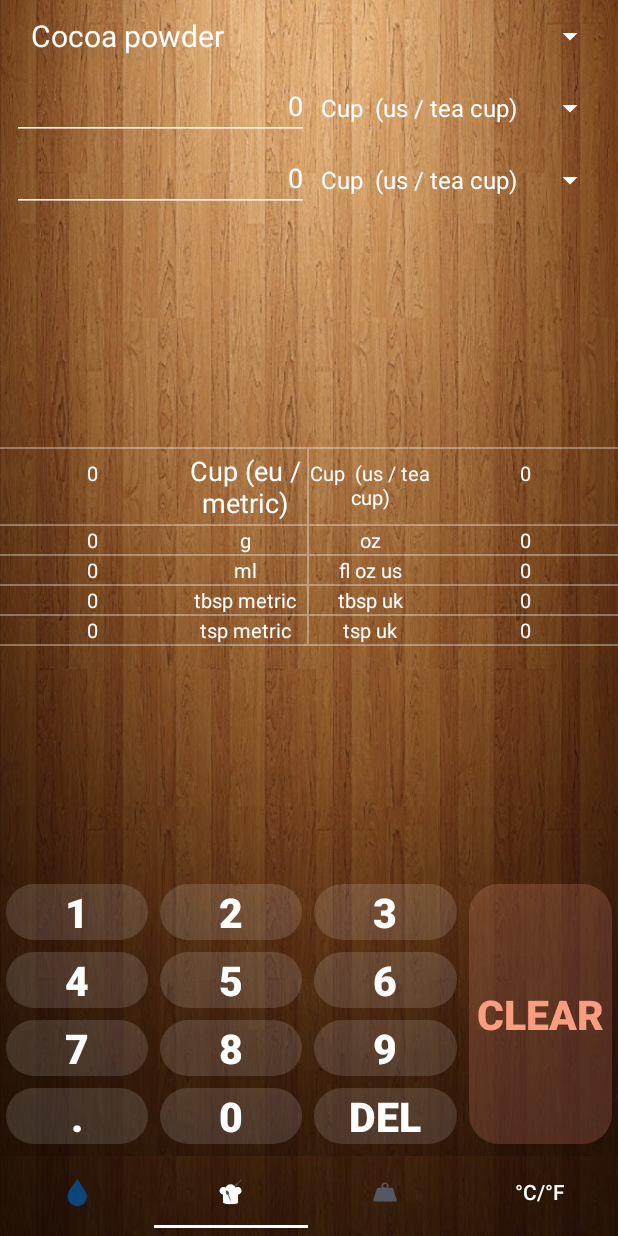
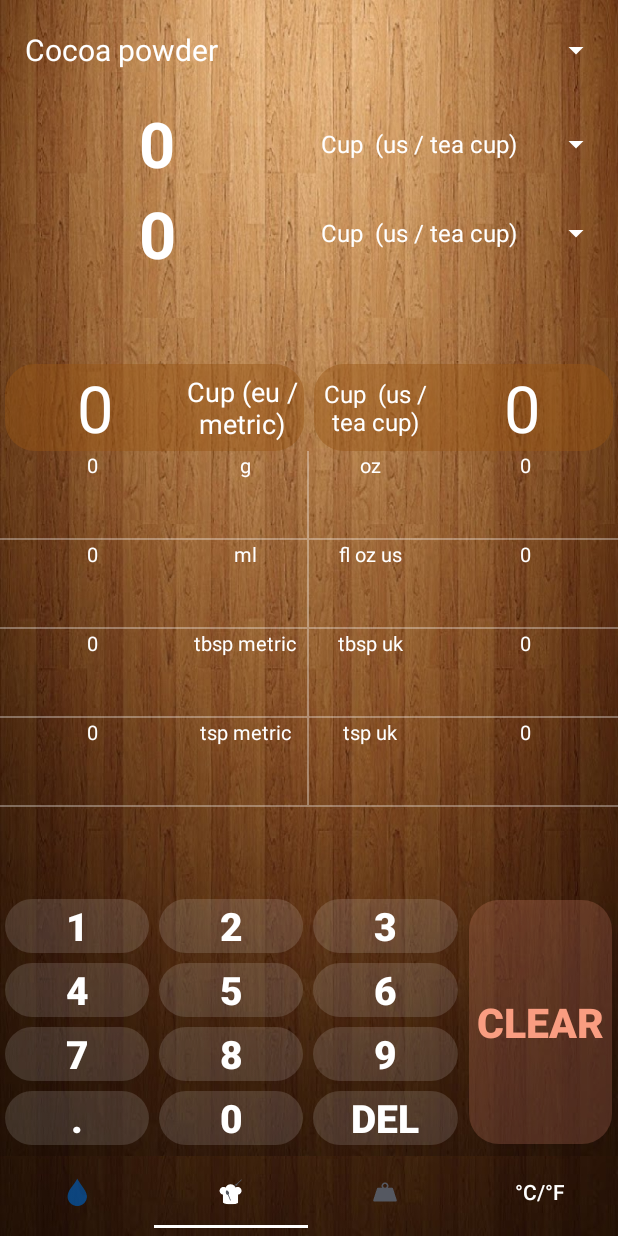
Before and after one commit to ExceptionTeam17/BestCookingConverter, an Android app: the screen it shows after launch (MainActivity), on a phone screen of 412 x 824 dp. Run offline under Robolectric (Android 15) with nearby library versions, the phone set to English and light mode, and no system bars; our stand-ins replace AdMob; 1 statement that could not run was skipped.

Commit message:
redesign part 1

```diff
--- a/app/src/main/java/com/exceptionteam17/bestcookingconverter/fragments/HardFragment.java
+++ b/app/src/main/java/com/exceptionteam17/bestcookingconverter/fragments/HardFragment.java
@@ -35,7 +35,7 @@ public final class HardFragment extends Fragment implements View.OnClickListener
 
     private View view;
     private Spinner mainSpin, firstSpin, secondSpin;
-    private EditText editFrom, editTo;
+    private TextView editFrom, editTo;
     private TextView title, vol_1, name_1,  vol_2, name_2,  vol_3, name_3,  vol_4, name_4,  vol_5, name_5,  vol_6, name_6,
             vol_7, name_7,  vol_8, name_8,  vol_9, name_9,  vol_10, name_10;
     private Button btn_1, btn_2, btn_3, btn_4, btn_5, btn_6, btn_7, btn_8, btn_9, btn_0, btn_dot, btn_del, btn_clear;
@@ -62,7 +62,7 @@ public final class HardFragment extends Fragment implements View.OnClickListener
 
         editFrom = view.findViewById(R.id.con_edit_1);
         editFrom.setText("0");
-        editFrom.getBackground().setColorFilter(ContextCompat.getColor(view.getContext(), R.color.textColor), PorterDuff.Mode.SRC_ATOP);
+//        editFrom.getBackground().setColorFilter(ContextCompat.getColor(view.getContext(), R.color.textColor), PorterDuff.Mode.SRC_ATOP);
         editTo = view.findViewById(R.id.con_edit_2);
         editTo.setVisibility(View.GONE);
 
--- a/app/src/main/java/com/exceptionteam17/bestcookingconverter/fragments/LiquidFragment.java
+++ b/app/src/main/java/com/exceptionteam17/bestcookingconverter/fragments/LiquidFragment.java
@@ -35,7 +35,7 @@ public final class LiquidFragment extends Fragment implements View.OnClickListen
 
     private View view;
     private Spinner mainSpin, firstSpin, secondSpin;
-    private EditText editFrom, editTo;
+    private TextView editFrom, editTo;
     private TextView title, vol_1, name_1,  vol_2, name_2,  vol_3, name_3,  vol_4, name_4,  vol_5, name_5,  vol_6, name_6,
             vol_7, name_7,  vol_8, name_8,  vol_9, name_9,  vol_10, name_10;
     private Button btn_1, btn_2, btn_3, btn_4, btn_5, btn_6, btn_7, btn_8, btn_9, btn_0, btn_dot, btn_del, btn_clear;
@@ -61,10 +61,10 @@ public final class LiquidFragment extends Fragment implements View.OnClickListen
 
         editFrom = view.findViewById(R.id.con_edit_1);
         editFrom.setText("0");
-        editFrom.getBackground().setColorFilter(ContextCompat.getColor(view.getContext(), R.color.textColor), PorterDuff.Mode.SRC_ATOP);
+//        editFrom.getBackground().setColorFilter(ContextCompat.getColor(view.getContext(), R.color.textColor), PorterDuff.Mode.SRC_ATOP);
         editTo = view.findViewById(R.id.con_edit_2);
         editTo.setText("0");
-        editTo.getBackground().setColorFilter(ContextCompat.getColor(view.getContext(), R.color.textColor), PorterDuff.Mode.SRC_ATOP);
+//        editTo.getBackground().setColorFilter(ContextCompat.getColor(view.getContext(), R.color.textColor), PorterDuff.Mode.SRC_ATOP);
 
         title = view.findViewById(R.id.con_title);
         title.setText(R.string.liquids);
--- a/app/src/main/java/com/exceptionteam17/bestcookingconverter/fragments/MassFragment.java
+++ b/app/src/main/java/com/exceptionteam17/bestcookingconverter/fragments/MassFragment.java
@@ -37,7 +37,7 @@ public final class MassFragment extends Fragment implements View.OnClickListener
 
     private View view;
     private Spinner mainSpin, firstSpin, secondSpin;
-    private EditText editFrom, editTo;
+    private TextView editFrom, editTo;
     private TextView title, vol_1, name_1,  vol_2, name_2,  vol_3, name_3,  vol_4, name_4,  vol_5, name_5,  vol_6, name_6,
             vol_7, name_7,  vol_8, name_8,  vol_9, name_9,  vol_10, name_10;
     private Button btn_1, btn_2, btn_3, btn_4, btn_5, btn_6, btn_7, btn_8, btn_9, btn_0, btn_dot, btn_del, btn_clear;
@@ -66,10 +66,10 @@ public final class MassFragment extends Fragment implements View.OnClickListener
 
         editFrom = view.findViewById(R.id.con_edit_1);
         editFrom.setText("0");
-        editFrom.getBackground().setColorFilter(ContextCompat.getColor(view.getContext(), R.color.textColor), PorterDuff.Mode.SRC_ATOP);
+//        editFrom.getBackground().setColorFilter(ContextCompat.getColor(view.getContext(), R.color.textColor), PorterDuff.Mode.SRC_ATOP);
         editTo = view.findViewById(R.id.con_edit_2);
         editTo.setText("0");
-        editTo.getBackground().setColorFilter(ContextCompat.getColor(view.getContext(), R.color.textColor), PorterDuff.Mode.SRC_ATOP);
+//        editTo.getBackground().setColorFilter(ContextCompat.getColor(view.getContext(), R.color.textColor), PorterDuff.Mode.SRC_ATOP);
 
         title = view.findViewById(R.id.con_title);
         title.setVisibility(View.GONE);
--- /dev/null
+++ b/app/src/main/res/drawable-xxxhdpi/shape_round_values_background_small.xml
@@ -0,0 +1,7 @@
+<?xml version="1.0" encoding="utf-8"?>
+<shape xmlns:android="http://schemas.android.com/apk/res/android">
+
+    <solid android:color="#77965514"/>
+    <corners
+        android:radius="15dp"/>
+</shape>
--- a/app/src/main/res/layout/convertor_layout.xml
+++ b/app/src/main/res/layout/convertor_layout.xml
@@ -17,67 +17,40 @@
         android:layout_marginEnd="8dp"
         android:layout_marginRight="8dp"
         android:textColor="@color/textColor"
-        android:textSize="22sp"
+        android:textSize="24sp"
+        android:textStyle="bold"
         android:text="@string/liquids"/>
 
     <Spinner
         android:id="@+id/con_spinner_main"
         android:layout_width="match_parent"
-        android:layout_height="wrap_content"
+        android:layout_height="0dp"
+        android:layout_weight="1.1"
         android:textColor="@color/textColor"
         android:backgroundTint="@color/textColor"
-        android:layout_marginStart="8dp"
-        android:layout_marginLeft="8dp"
-        android:layout_marginEnd="8dp"
-        android:layout_marginRight="8dp"/>
+        android:layout_marginStart="4dp"
+        android:layout_marginLeft="4dp"
+        android:layout_marginEnd="4dp"
+        android:layout_marginRight="4dp"
+        android:layout_marginTop="2dp"/>
 
     <LinearLayout
         android:layout_width="match_parent"
-        android:layout_height="wrap_content"
+        android:layout_height="0dp"
+        android:layout_weight="1"
         android:orientation="horizontal"
-        android:layout_marginStart="8dp"
-        android:layout_marginLeft="8dp"
-        android:layout_marginEnd="8dp"
-        android:layout_marginRight="8dp">
+        android:gravity="center"
+        android:layout_gravity="center"
+        android:layout_marginTop="2dp"
+        android:layout_marginStart="4dp"
+        android:layout_marginLeft="4dp"
+        android:layout_marginEnd="4dp"
+        android:layout_marginRight="4dp">
 
-        <EditText
+        <androidx.appcompat.widget.AppCompatTextView
             android:id="@+id/con_edit_1"
             android:layout_width="0dp"
-            android:layout_height="wrap_content"
-            android:layout_weight="1"
-            android:focusable="false"
-            android:clickable="false"
-            android:focusableInTouchMode="false"
-            android:longClickable="false"
-            android:text="0"
-            android:textAlignment="textEnd"
-            android:textColor="@color/textColor"
-            android:backgroundTint="@color/linesValues"
-            android:layout_gravity="end"/>
-
-        <Spinner
-            android:id="@+id/con_spiner_1"
-            android:layout_width="0dp"
-            android:layout_height="wrap_content"
-            android:layout_gravity="center"
-            android:textColor="@color/textColor"
-            android:backgroundTint="@color/textColor"
-            android:layout_weight="1"/>
-    </LinearLayout>
-
-    <LinearLayout
-        android:layout_width="match_parent"
-        android:layout_height="wrap_content"
-        android:orientation="horizontal"
-        android:layout_marginStart="8dp"
-        android:layout_marginLeft="8dp"
-        android:layout_marginEnd="8dp"
-        android:layout_marginRight="8dp">
-
-        <EditText
-            android:id="@+id/con_edit_2"
-            android:layout_width="0dp"
-            android:layout_height="wrap_content"
+            android:layout_height="match_parent"
             android:layout_weight="1"
             android:focusable="false"
             android:clickable="false"
@@ -86,13 +59,63 @@
             android:text="0"
             android:textColor="@color/textColor"
             android:backgroundTint="@color/linesValues"
-            android:gravity="end"/>
+            app:autoSizeTextType="uniform"
+            app:autoSizeMinTextSize="12sp"
+            app:autoSizeMaxTextSize="100sp"
+            app:autoSizeStepGranularity="1sp"
+            android:textStyle="bold"
+            android:gravity="center"/>
+
+        <Spinner
+            android:id="@+id/con_spiner_1"
+            android:layout_width="0dp"
+            android:layout_height="match_parent"
+            android:layout_gravity="center"
+            android:gravity="center"
+            android:textColor="@color/textColor"
+            android:backgroundTint="@color/textColor"
+            android:layout_weight="1"/>
+    </LinearLayout>
+
+    <LinearLayout
+        android:layout_width="match_parent"
+        android:layout_height="0dp"
+        android:layout_weight="1"
+        android:orientation="horizontal"
+        android:gravity="center"
+        android:layout_gravity="center"
+        android:layout_marginTop="2dp"
+        android:layout_marginStart="4dp"
+        android:layout_marginLeft="4dp"
+        android:layout_marginEnd="4dp"
+        android:layout_marginRight="4dp">
+
+        <androidx.appcompat.widget.AppCompatTextView
+        android:id="@+id/con_edit_2"
+            android:layout_width="0dp"
+            android:layout_height="match_parent"
+            android:layout_weight="1"
+            android:focusable="false"
+            android:clickable="false"
+            android:focusableInTouchMode="false"
+            android:longClickable="false"
+            android:text="0"
+            android:textColor="@color/textColor"
+            android:backgroundTint="@color/linesValues"
+            app:autoSizeTextType="uniform"
+            app:autoSizeMinTextSize="12sp"
+            app:autoSizeMaxTextSize="100sp"
+            app:autoSizeStepGranularity="1sp"
+            android:textStyle="bold"
+            android:gravity="center"
+            />
 
         <Spinner
             android:id="@+id/con_spinner_2"
             android:layout_width="0dp"
-            android:layout_height="wrap_content"
+            android:layout_height="match_parent"
             android:layout_gravity="center"
+            android:gravity="center"
             android:textColor="@color/textColor"
             android:backgroundTint="@color/textColor"
             android:layout_weight="1"/>
@@ -103,25 +126,41 @@
         android:layout_height="0dp"
         android:layout_weight="1"/>
 
-    <View
-        android:layout_width="match_parent"
-        android:layout_height="1dp"
-        android:background="@color/linesValues"
-        />
+    <!--<View-->
+        <!--android:layout_width="match_parent"-->
+        <!--android:layout_height="1dp"-->
+        <!--android:background="@color/linesValues"-->
+        <!--/>-->
 
     <LinearLayout
         android:layout_width="match_parent"
-        android:layout_height="50dp"
+        android:layout_height="0dp"
+        android:layout_weight="1"
         android:orientation="horizontal">
 
-        <TextView
+        <LinearLayout
+            android:layout_width="0dp"
+            android:layout_height="match_parent"
+            android:layout_weight="1"
+            android:background="@drawable/shape_round_values_background"
+            android:layout_marginStart="3dp"
+            android:layout_marginEnd="3dp"
+            android:paddingStart="2dp"
+            android:paddingEnd="2dp"
+            android:orientation="horizontal">
+
+        <androidx.appcompat.widget.AppCompatTextView
             android:id="@+id/con_vol_1"
             android:layout_width="0dp"
-            android:layout_height="wrap_content"
+            android:layout_height="match_parent"
             android:layout_weight="3"
             android:gravity="center"
             android:textSize="13sp"
             android:textColor="@color/textColor"
+            app:autoSizeMinTextSize="11sp"
+            app:autoSizeMaxTextSize="100sp"
+            app:autoSizeStepGranularity="2sp"
+            app:autoSizeTextType="uniform"
             android:text="0.25158"/>
 
         <androidx.appcompat.widget.AppCompatTextView
@@ -130,48 +169,67 @@
             android:layout_height="match_parent"
             android:layout_weight="2"
             android:gravity="center"
+            android:layout_gravity="center"
             android:text="ml"
-            android:autoSizeTextType="uniform"
             android:textColor="@color/textColor"
-            android:autoSizeMinTextSize="12sp"
-            android:autoSizeMaxTextSize="100sp"
-            android:autoSizeStepGranularity="2sp" />
-<!--TODO add autoresizing to all fields-->
-        <View
-            android:layout_width="1dp"
-            android:layout_height="match_parent"
-            android:background="@color/linesValues"
+            app:autoSizeMinTextSize="10sp"
+            app:autoSizeMaxTextSize="100sp"
+            app:autoSizeStepGranularity="2sp"
+            app:autoSizeTextType="uniform"
             />
 
-        <TextView
-            android:id="@+id/con_name_2"
+        </LinearLayout>
+
+        <LinearLayout
             android:layout_width="0dp"
-            android:layout_height="wrap_content"
-            android:layout_weight="2"
-            android:textSize="13sp"
-            android:textColor="@color/textColor"
-            android:gravity="center"
-            android:text="test"/>
-        <TextView
+            android:layout_height="match_parent"
+            android:layout_weight="1"
+            android:background="@drawable/shape_round_values_background"
+            android:layout_marginStart="3dp"
+            android:layout_marginEnd="3dp"
+            android:paddingStart="2dp"
+            android:paddingEnd="2dp"
+            android:orientation="horizontal">
+
+            <androidx.appcompat.widget.AppCompatTextView
+                android:id="@+id/con_name_2"
+                android:layout_width="0dp"
+                android:layout_height="match_parent"
+                android:layout_weight="2"
+                android:gravity="center"
+                android:layout_gravity="center"
+                android:text="Cup (us / tea cup)"
+                android:textColor="@color/textColor"
+                app:autoSizeMinTextSize="10sp"
+                app:autoSizeMaxTextSize="100sp"
+                app:autoSizeStepGranularity="2sp"
+                app:autoSizeTextType="uniform"
+                />
+            <androidx.appcompat.widget.AppCompatTextView
             android:id="@+id/con_vol_2"
             android:layout_width="0dp"
-            android:layout_height="wrap_content"
+            android:layout_height="match_parent"
             android:layout_weight="3"
             android:gravity="center"
-            android:textSize="13sp"
             android:textColor="@color/textColor"
+                app:autoSizeMinTextSize="11sp"
+                app:autoSizeMaxTextSize="100sp"
+                app:autoSizeStepGranularity="2sp"
+                app:autoSizeTextType="uniform"
             android:text="test"/>
     </LinearLayout>
+    </LinearLayout>
 
-    <View
-        android:layout_width="match_parent"
-        android:layout_height="1dp"
-        android:background="@color/linesValues"
-        />
+    <!--<View-->
+        <!--android:layout_width="match_parent"-->
+        <!--android:layout_height="1dp"-->
+        <!--android:background="@color/linesValues"-->
+        <!--/>-->
 
     <LinearLayout
         android:layout_width="match_parent"
-        android:layout_height="wrap_content"
+        android:layout_height="0dp"
+        android:layout_weight="1"
         android:orientation="horizontal">
 
         <TextView
@@ -229,7 +287,8 @@
 
     <LinearLayout
         android:layout_width="match_parent"
-        android:layout_height="wrap_content"
+        android:layout_height="0dp"
+        android:layout_weight="1"
         android:orientation="horizontal">
 
         <TextView
@@ -288,7 +347,8 @@
 
     <LinearLayout
         android:layout_width="match_parent"
-        android:layout_height="wrap_content"
+        android:layout_height="0dp"
+        android:layout_weight="1"
         android:orientation="horizontal">
 
         <TextView
@@ -346,7 +406,8 @@
 
     <LinearLayout
         android:layout_width="match_parent"
-        android:layout_height="wrap_content"
+        android:layout_height="0dp"
+        android:layout_weight="1"
         android:orientation="horizontal">
 
         <TextView
@@ -430,10 +491,10 @@
             <Button
                 android:id="@+id/btn_1"
                 android:layout_width="match_parent"
-                android:layout_height="37dp"
+                android:layout_height="36dp"
                 android:textSize="16sp"
                 android:gravity="center"
-                android:layout_margin="4dp"
+                android:layout_margin="3dp"
                 app:autoSizeTextType="uniform"
                 app:autoSizeMinTextSize="12sp"
                 app:autoSizeMaxTextSize="100sp"
@@ -452,10 +513,10 @@
             <Button
                 android:id="@+id/btn_4"
                 android:layout_width="match_parent"
-                android:layout_height="37dp"
+                android:layout_height="36dp"
                 android:textSize="16sp"
                 android:gravity="center"
-                android:layout_margin="4dp"
+                android:layout_margin="3dp"
                 app:autoSizeTextType="uniform"
                 app:autoSizeMinTextSize="12sp"
                 app:autoSizeMaxTextSize="100sp"
@@ -474,10 +535,10 @@
             <Button
                 android:id="@+id/btn_7"
                 android:layout_width="match_parent"
-                android:layout_height="37dp"
+                android:layout_height="36dp"
                 android:textSize="16sp"
                 android:gravity="center"
-                android:layout_margin="4dp"
+                android:layout_margin="3dp"
                 app:autoSizeTextType="uniform"
                 app:autoSizeMinTextSize="12sp"
                 app:autoSizeMaxTextSize="100sp"
@@ -496,10 +557,10 @@
             <Button
                 android:id="@+id/btn_dot"
                 android:layout_width="match_parent"
-                android:layout_height="37dp"
+                android:layout_height="36dp"
                 android:textSize="16sp"
                 android:gravity="center"
-                android:layout_margin="4dp"
+                android:layout_margin="3dp"
                 app:autoSizeTextType="uniform"
                 app:autoSizeMinTextSize="12sp"
                 app:autoSizeMaxTextSize="100sp"
@@ -538,10 +599,10 @@
             <Button
                 android:id="@+id/btn_2"
                 android:layout_width="match_parent"
-                android:layout_height="37dp"
+                android:layout_height="36dp"
                 android:textSize="16sp"
                 android:gravity="center"
-                android:layout_margin="4dp"
+                android:layout_margin="3dp"
                 app:autoSizeTextType="uniform"
                 app:autoSizeMinTextSize="12sp"
                 app:autoSizeMaxTextSize="100sp"
@@ -561,10 +622,10 @@
             <Button
                 android:id="@+id/btn_5"
                 android:layout_width="match_parent"
-                android:layout_height="37dp"
+                android:layout_height="36dp"
                 android:textSize="16sp"
                 android:gravity="center"
-                android:layout_margin="4dp"
+                android:layout_margin="3dp"
                 app:autoSizeTextType="uniform"
                 app:autoSizeMinTextSize="12sp"
                 app:autoSizeMaxTextSize="100sp"
@@ -584,10 +645,10 @@
             <Button
                 android:id="@+id/btn_8"
                 android:layout_width="match_parent"
-                android:layout_height="37dp"
+                android:layout_height="36dp"
                 android:textSize="16sp"
                 android:gravity="center"
-                android:layout_margin="4dp"
+                android:layout_margin="3dp"
                 app:autoSizeTextType="uniform"
                 app:autoSizeMinTextSize="12sp"
                 app:autoSizeMaxTextSize="100sp"
@@ -607,10 +668,10 @@
             <Button
                 android:id="@+id/btn_0"
                 android:layout_width="match_parent"
-                android:layout_height="37dp"
+                android:layout_height="36dp"
                 android:textSize="16sp"
                 android:gravity="center"
-                android:layout_margin="4dp"
+                android:layout_margin="3dp"
                 app:autoSizeTextType="uniform"
                 app:autoSizeMinTextSize="12sp"
                 app:autoSizeMaxTextSize="100sp"
@@ -649,10 +710,10 @@
             <Button
                 android:id="@+id/btn_3"
                 android:layout_width="match_parent"
-                android:layout_height="37dp"
+                android:layout_height="36dp"
                 android:textSize="16sp"
                 android:gravity="center"
-                android:layout_margin="4dp"
+                android:layout_margin="3dp"
                 app:autoSizeTextType="uniform"
                 app:autoSizeMinTextSize="12sp"
                 app:autoSizeMaxTextSize="100sp"
@@ -672,18 +733,18 @@
             <Button
                 android:id="@+id/btn_6"
                 android:layout_width="match_parent"
-                android:layout_height="37dp"
+                android:layout_height="36dp"
                 android:textSize="16sp"
                 android:gravity="center"
-                android:layout_margin="4dp"
+                android:layout_margin="3dp"
                 app:autoSizeTextType="uniform"
                 app:autoSizeMinTextSize="12sp"
                 app:autoSizeMaxTextSize="100sp"
                 app:autoSizeStepGranularity="1sp"
+                android:textStyle="bold"
+                android:layout_gravity="center"
                 android:background="@drawable/shape_round_keyboard_background"
-                android:layout_gravity="center"
                 android:textColor="@color/textColor"
-                android:textStyle="bold"
                 android:text="6"/>
 
             <!--<View-->
@@ -694,10 +755,10 @@
             <Button
                 android:id="@+id/btn_9"
                 android:layout_width="match_parent"
-                android:layout_height="37dp"
+                android:layout_height="36dp"
                 android:textSize="16sp"
                 android:gravity="center"
-                android:layout_margin="4dp"
+                android:layout_margin="3dp"
                 app:autoSizeTextType="uniform"
                 app:autoSizeMinTextSize="12sp"
                 app:autoSizeMaxTextSize="100sp"
@@ -716,10 +777,10 @@
             <Button
                 android:id="@+id/btn_del"
                 android:layout_width="match_parent"
-                android:layout_height="37dp"
+                android:layout_height="36dp"
                 android:textSize="16sp"
                 android:gravity="center"
-                android:layout_margin="4dp"
+                android:layout_margin="3dp"
                 app:autoSizeTextType="uniform"
                 app:autoSizeMinTextSize="12sp"
                 app:autoSizeMaxTextSize="100sp"
```
